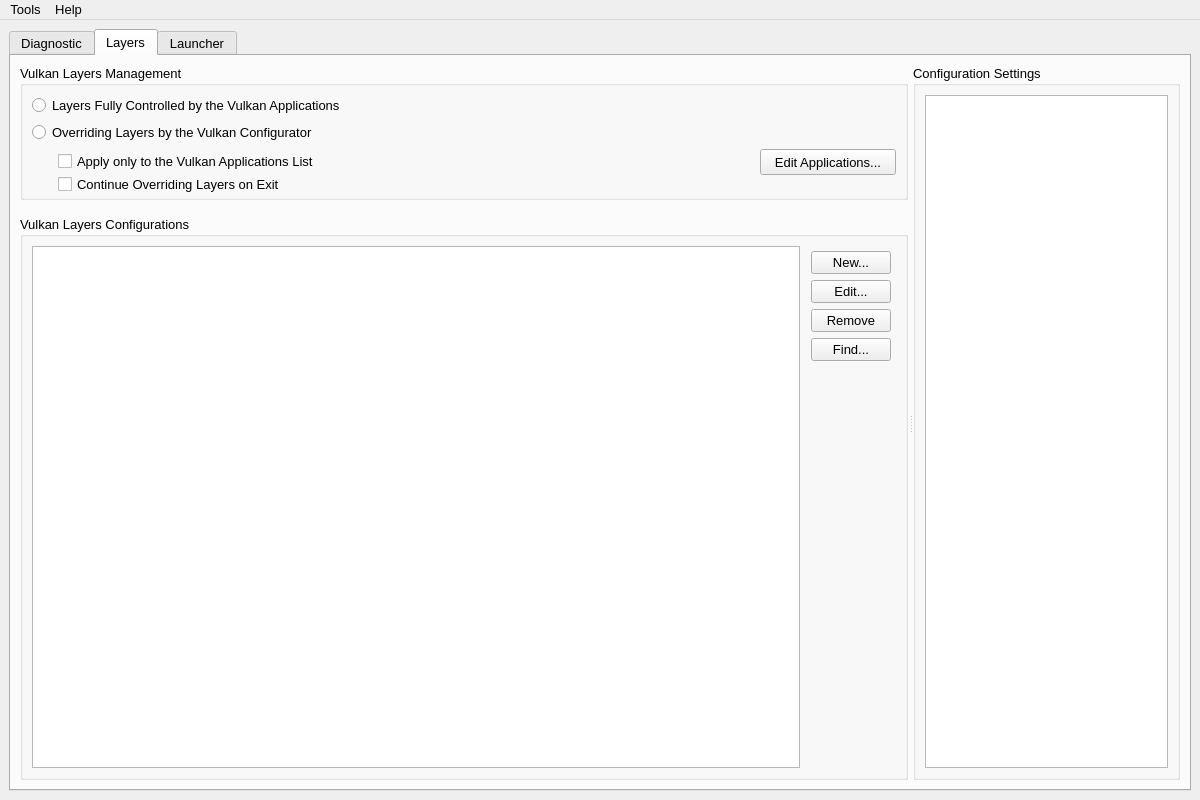
First picture: the form in vkconfig/mainwindow.ui, repository dgkoch/LunarG-VulkanTools, before the edit.
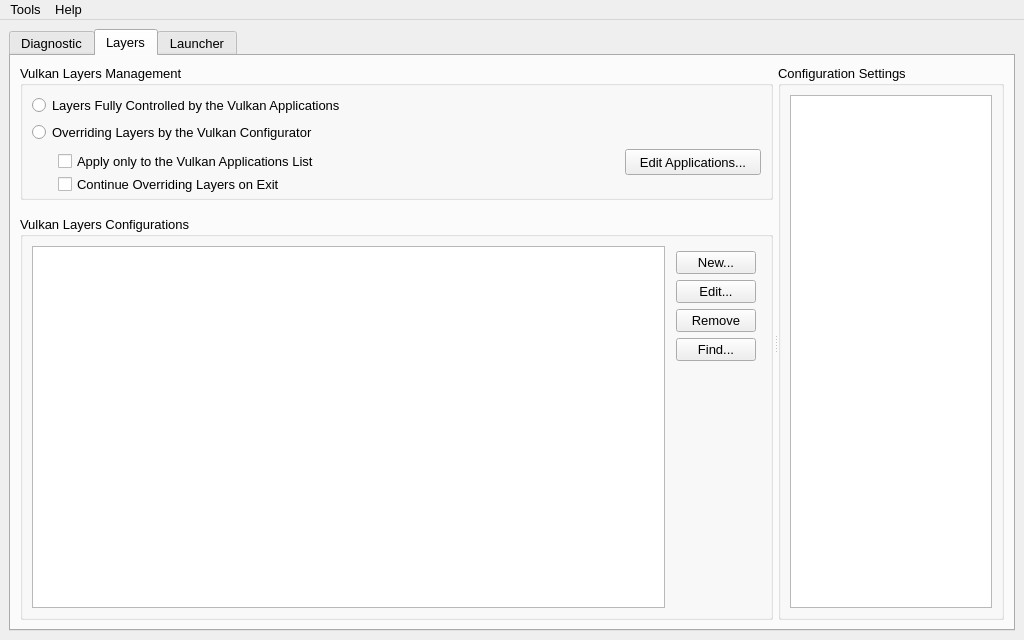
Second picture: the form after the edit. The open tabs and pages were chosen to show the change.

Commit message: vkconfig: change default mainwindow size

Patch:
```diff
--- a/vkconfig/mainwindow.ui
+++ b/vkconfig/mainwindow.ui
@@ -6,8 +6,8 @@
    <rect>
     <x>0</x>
     <y>0</y>
-    <width>1200</width>
-    <height>800</height>
+    <width>1024</width>
+    <height>640</height>
    </rect>
   </property>
   <property name="sizePolicy">
@@ -799,7 +799,7 @@
     <rect>
      <x>0</x>
      <y>0</y>
-     <width>1200</width>
+     <width>1024</width>
      <height>22</height>
     </rect>
    </property>
```
Left out of the diff: 54 changed lines with no effect on the pictures.
